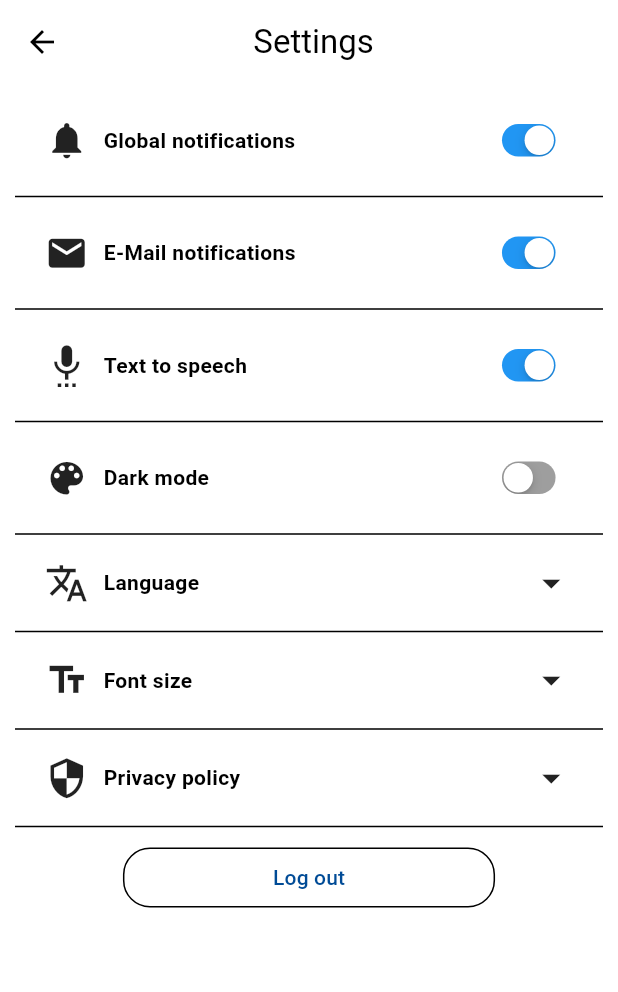
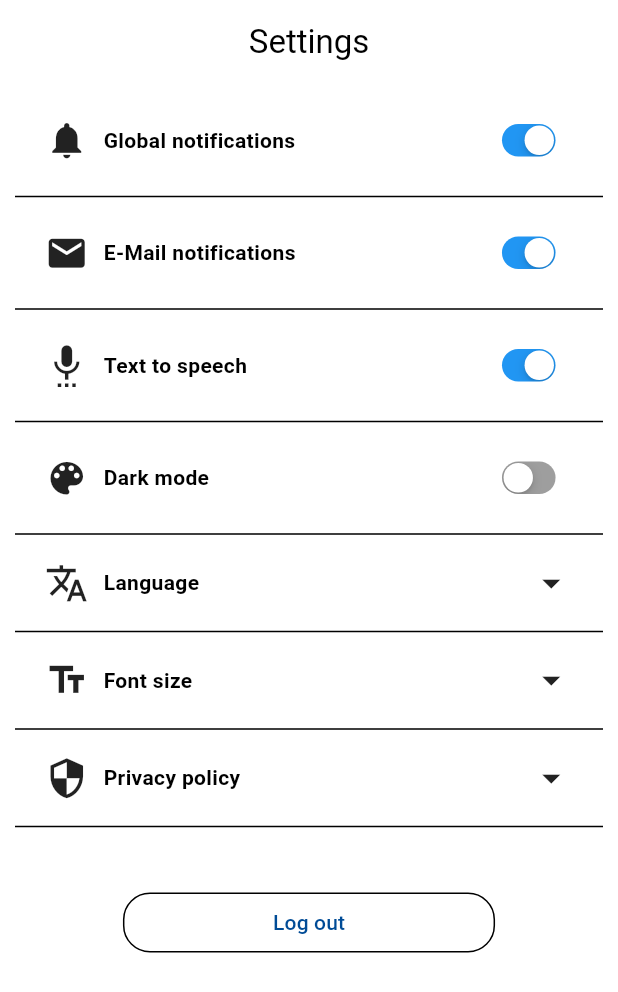
Before and after one commit to M-kusha/survey_app_ks, a Flutter app: the SettingsPageUI screen opened by its route, on a phone screen of 412 x 824 dp. Shown: the top 992 px of the screen. Run offline on Flutter 3.47's test engine with Material 3 defaults, Android fonts, the phone set to English and light mode, and no system bars; our stand-ins replace adaptive_theme, cloud_firestore, easy_localization, firebase_auth, firebase_core, firebase_storage and 6 more; missing offline and left inert: ntfy_dart; accounts and stored records are empty.

Commit message:
removed un neccesary code

```diff
--- a/lib/settings/settings.dart
+++ b/lib/settings/settings.dart
@@ -44,21 +44,12 @@ class _SettingsPageUIState extends State<SettingsPageUI> {
         final fontSize = Provider.of<FontSizeProvider>(context).fontSize;
         return Scaffold(
           appBar: AppBar(
-              title: Center(
-                child: Padding(
-                  padding: const EdgeInsets.only(right: 50),
-                  child: Text(
-                    'settings'.tr(),
-                    textAlign: TextAlign.center,
-                  ),
-                ),
-              ),
-              leading: IconButton(
-                icon: const Icon(Icons.arrow_back),
-                onPressed: () {
-                  Navigator.pop(context);
-                },
-              )),
+            automaticallyImplyLeading: false,
+            centerTitle: true,
+            title: Text(
+              'settings'.tr(),
+            ),
+          ),
           body: Container(
             padding: const EdgeInsets.all(10),
             child: ListView(
@@ -94,6 +85,7 @@ class _SettingsPageUIState extends State<SettingsPageUI> {
                   title: 'datenschutz'.tr(),
                 ),
                 dividerSettings,
+                const SizedBox(height: 30),
                 Center(
                   child: OutlinedButton(
                     style: ButtonStyle(
@@ -122,9 +114,6 @@ class _SettingsPageUIState extends State<SettingsPageUI> {
               ],
             ),
           ),
-          // bottomNavigationBar: const BottomNavigation(
-          //   initialIndex: 1,
-          // ),
         );
       },
     );
```
